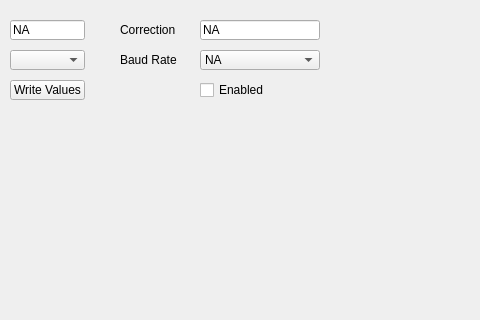
Above: UCM/Library/UniversalConfigurationManager/TodSlaveTab/Ucm_TodSlaveTab.ui from NetTimeLogic/UniversalConfigurationManager before the change; both pictures show x 100 to 580 and y 0 to 320 of the 1374 by 774 pixel window. Below: the same form after it.
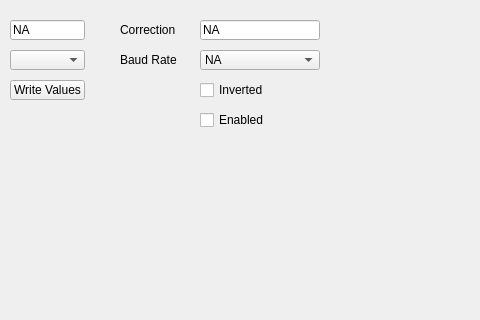
That is the form after the change.

```diff
--- a/UCM/Library/UniversalConfigurationManager/TodSlaveTab/Ucm_TodSlaveTab.ui
+++ b/UCM/Library/UniversalConfigurationManager/TodSlaveTab/Ucm_TodSlaveTab.ui
@@ -98,7 +98,7 @@
    <property name="geometry">
     <rect>
      <x>300</x>
-     <y>80</y>
+     <y>110</y>
      <width>80</width>
      <height>20</height>
     </rect>
@@ -245,6 +245,25 @@
     <string>Start Refresh</string>
    </property>
   </widget>
+  <widget class="QCheckBox" name="TodSlaveInvertedCheckBox">
+   <property name="geometry">
+    <rect>
+     <x>300</x>
+     <y>80</y>
+     <width>80</width>
+     <height>20</height>
+    </rect>
+   </property>
+   <property name="text">
+    <string>Inverted</string>
+   </property>
+   <property name="checked">
+    <bool>false</bool>
+   </property>
+   <property name="tristate">
+    <bool>false</bool>
+   </property>
+  </widget>
  </widget>
  <resources/>
  <connections/>
```
